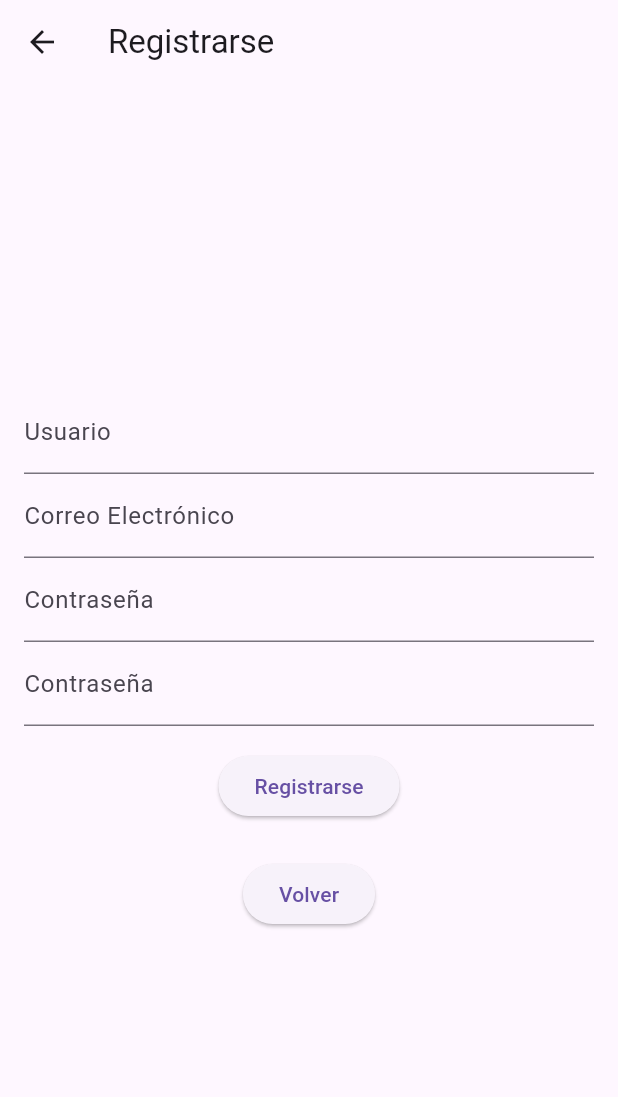
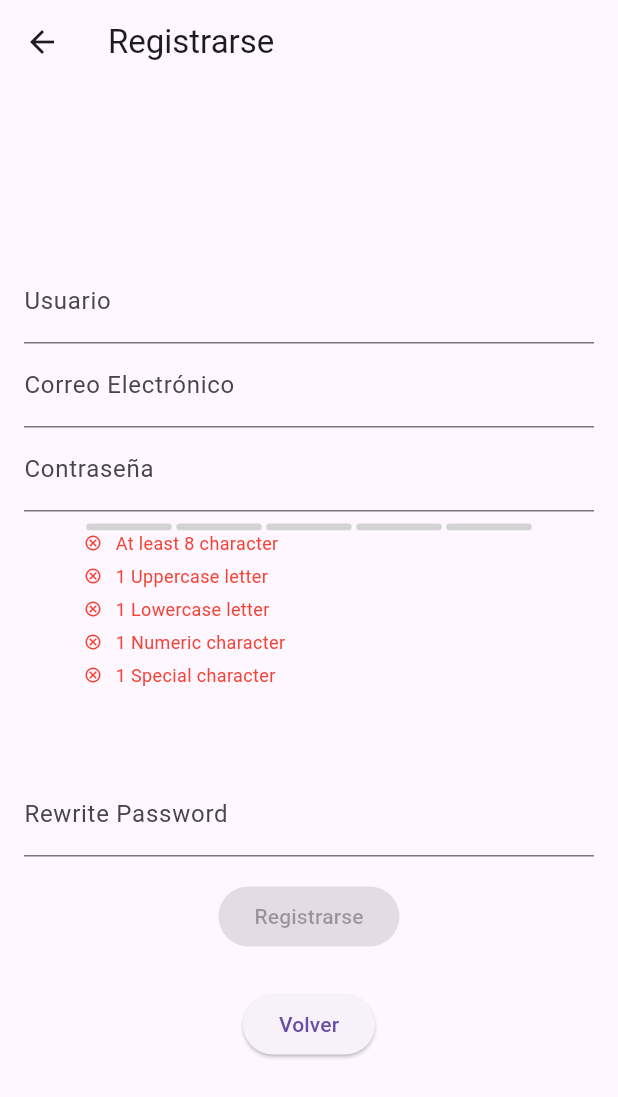
Before and after one commit to borjafernandez35/Inmoworld_web, a Flutter app: the RegisterScreen screen opened by its route, on a phone screen of 412 x 824 dp. Shown: the top 1097 px of the screen. Run offline on Flutter 3.47's test engine with Material 3 defaults, Android fonts, the phone set to English and light mode, and no system bars; drawn by our look-alikes of flutter_pw_validator; our stand-ins replace dio, get, get_storage, infinite_scroll_pagination; accounts and stored records are empty.

Commit message:
password strengh done

```diff
--- a/lib/screen/register.dart
+++ b/lib/screen/register.dart
@@ -1,6 +1,7 @@
 import 'package:flutter/material.dart';
 import 'package:get/get.dart';
 import 'package:inmoworld_web/controllers/registerController.dart';
+import 'package:flutter_pw_validator/flutter_pw_validator.dart';
 
 class RegisterScreen extends StatelessWidget {
   const RegisterScreen({super.key});
@@ -8,6 +9,8 @@ class RegisterScreen extends StatelessWidget {
   @override
   Widget build(BuildContext context) {
     final RegisterController registerController = Get.put(RegisterController());
+
+    final GlobalKey<FlutterPwValidatorState> validatorKey = GlobalKey<FlutterPwValidatorState>();
 
     return Scaffold(
       appBar: AppBar(title: const Text('Registrarse')),
@@ -25,26 +28,56 @@ class RegisterScreen extends StatelessWidget {
               controller: registerController.mailController,
               label: 'Correo Electrónico',
             ),
-            _buildTextField(
+             _buildTextField(
               controller: registerController.passwordController,
               label: 'Contraseña',
               obscureText: true,
+              onChanged: (value) {
+                // Actualiza el validador en tiempo real
+                validatorKey.currentState?.validate();
+              },
             ),
+
+            const SizedBox(height: 8),
+
+            // Validador de contraseña con colores personalizados
+            FlutterPwValidator(
+              key: validatorKey,
+              controller: registerController.passwordController,
+              minLength: 8,
+              uppercaseCharCount: 1,
+              lowercaseCharCount: 1,
+              numericCharCount: 1,
+              specialCharCount: 1,
+              width: 300,
+              height: 150,
+              successColor: Colors.green, // Color cuando la regla es válida
+              failureColor: Colors.red, // Color cuando la regla no es válida
+              onSuccess: () {
+                print("Contraseña válida");
+                registerController.isPasswordValid.value = true; // Habilita el botón
+              },
+              onFail: () {
+                print("Contraseña no válida");
+                registerController.isPasswordValid.value = false; // Deshabilita el botón
+              },
+            ),
+            const SizedBox(height: 16),
              _buildTextField(
               controller: registerController.password2Controller,
-              label: 'Contraseña',
+              label: 'Rewrite Password',
               obscureText: true,
             ),
             const SizedBox(height: 16),
 
             // Botón de registro o indicador de carga
-            Obx(() {
-              return registerController.isLoading.value
-                  ? const CircularProgressIndicator()
-                  : ElevatedButton(
-                      onPressed: registerController.signUp,
-                      child: const Text('Registrarse'),
-                    );
+           Obx(() {
+              return ElevatedButton(
+                onPressed: registerController.isPasswordValid.value
+                    ? registerController.signUp
+                    : null, // Solo habilitado si las reglas están cumplidas
+                child: const Text('Registrarse'),
+              );
             }),
 
             const SizedBox(height: 8),
@@ -81,11 +114,13 @@ class RegisterScreen extends StatelessWidget {
     required TextEditingController controller,
     required String label,
     bool obscureText = false,
+    Function(String)? onChanged,
   }) {
     return TextField(
       controller: controller,
       decoration: InputDecoration(labelText: label),
       obscureText: obscureText,
+      onChanged: onChanged,
     );
   }
 }
--- a/pubspec.yaml
+++ b/pubspec.yaml
@@ -12,6 +12,7 @@ dependencies:
   dio: ^5.7.0
   flutter:
     sdk: flutter
+  flutter_pw_validator: ^1.6.0
   get: ^4.6.6
   get_storage: ^2.1.1
   infinite_scroll_pagination: ^4.1.0
```
Also changed, not shown: lib/controllers/registerController.dart (+8 -17 lines), pubspec.lock.
